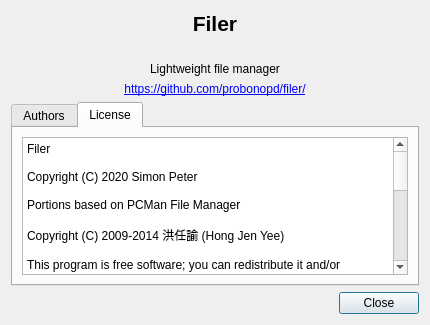
Qt form filer/about.ui (lxqt/pcmanfm-qt) before a commit.
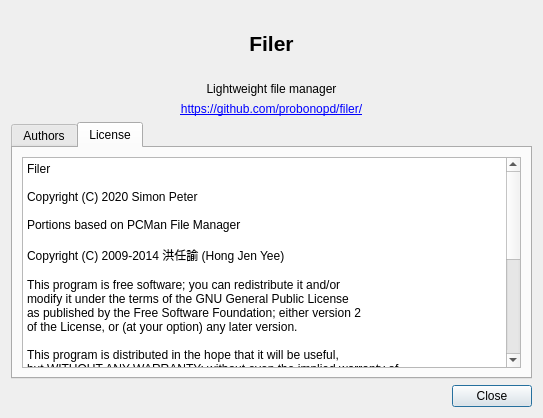
The same form after that commit. Icons and pictures are not drawn.

Patch:
```diff
--- a/filer/about.ui
+++ b/filer/about.ui
@@ -6,8 +6,8 @@
    <rect>
     <x>0</x>
     <y>0</y>
-    <width>430</width>
-    <height>325</height>
+    <width>543</width>
+    <height>418</height>
    </rect>
   </property>
   <property name="windowTitle">
@@ -18,6 +18,19 @@
     <normaloff>.</normaloff>.</iconset>
   </property>
   <layout class="QVBoxLayout" name="verticalLayout">
+   <item>
+    <widget class="QLabel" name="label_4">
+     <property name="text">
+      <string/>
+     </property>
+     <property name="pixmap">
+      <pixmap>icons/filer-256.png</pixmap>
+     </property>
+     <property name="alignment">
+      <set>Qt::AlignCenter</set>
+     </property>
+    </widget>
+   </item>
    <item>
     <widget class="QLabel" name="label">
      <property name="text">
@@ -125,7 +138,15 @@
 
 You should have received a copy of the GNU General Public License
 along with this program; if not, write to the Free Software
-Foundation, Inc., 51 Franklin Street, Fifth Floor, Boston, MA  02110-1301, USA.</string>
+Foundation, Inc., 51 Franklin Street, Fifth Floor, Boston, MA  02110-1301, USA.
+
+Application icon
+
+https://dribbble.com/shots/2541211--Pirate-Finder-icon#
+
+Copyright (C) 2016 Raphael Lopes &lt;raphaellopes8@gmail.com&gt;
+
+Used with permission of the creator https://raphaellopes.me/</string>
          </property>
         </widget>
        </item>
```
Left out of the diff: 5 changed lines with no effect on the pictures.
